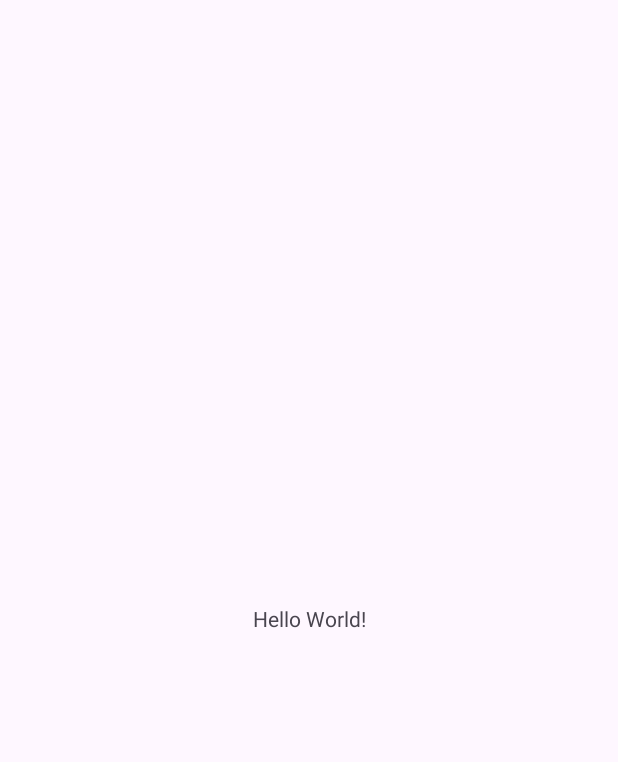
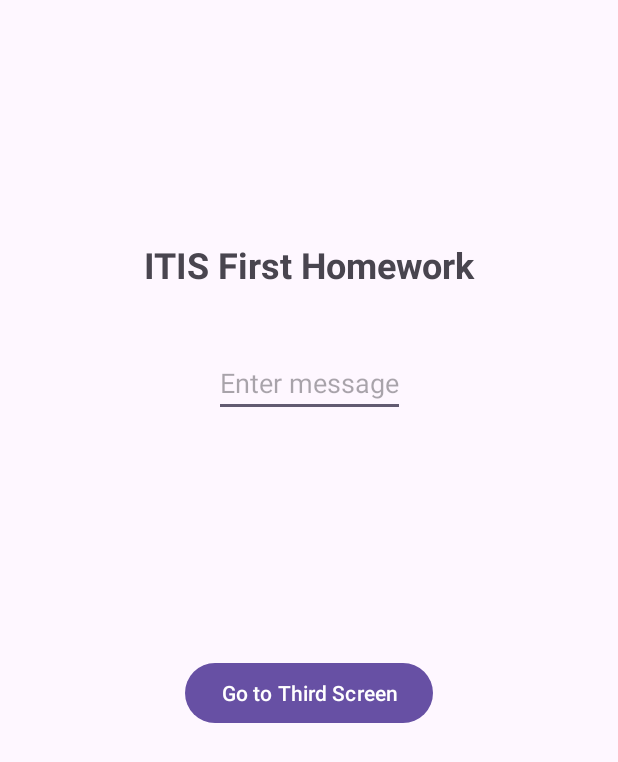
Before and after one commit to EgorCharntsev/Android, an Android app: the screen it shows after launch (MainActivity), on a phone screen of 412 x 824 dp. Before the commit the part shown is almost empty. Shown: the top 762 px of the screen. Run offline under Robolectric (Android 15) with nearby library versions, the light colour scheme and no system bars.

Commit message:
done main part of hw1_fragments

```diff
--- a/app/src/main/java/com/itis/homework/MainActivity.kt
+++ b/app/src/main/java/com/itis/homework/MainActivity.kt
@@ -1,11 +1,54 @@
 package com.itis.homework
 
-import androidx.appcompat.app.AppCompatActivity
 import android.os.Bundle
+import com.itis.homework.base.BaseActivity
+import com.itis.homework.base.BaseFragment
+import com.itis.homework.ui.FirstFragment
+import com.itis.homework.utils.ActionType
 
-class MainActivity : AppCompatActivity() {
+class MainActivity : BaseActivity() {
+
+    override val fragmentContainerId: Int = R.id.main_activity_container
+
     override fun onCreate(savedInstanceState: Bundle?) {
         super.onCreate(savedInstanceState)
         setContentView(R.layout.activity_main)
+
+        if (savedInstanceState == null) {
+            supportFragmentManager.beginTransaction()
+                .add(
+                    fragmentContainerId,
+                    FirstFragment.newInstance(message = getString(R.string.first_screen)),
+                    FirstFragment.FIRST_FRAGMENT_TAG,
+                ).commit()
+        }
+
+    }
+    override fun goToScreen(
+        actionType: ActionType,
+        destination: BaseFragment,
+        tag: String?,
+        isAddToBackStack: Boolean
+    ) {
+        supportFragmentManager.beginTransaction().apply {
+            when (actionType) {
+                ActionType.ADD -> {
+                    this.add(fragmentContainerId, destination, tag)
+                }
+
+                ActionType.REPLACE -> {
+                    this.replace(fragmentContainerId, destination, tag)
+                }
+
+                ActionType.REMOVE -> {
+                    this.remove(destination)
+                }
+
+                else -> Unit
+            }
+            if (isAddToBackStack) {
+                this.addToBackStack(null)
+            }
+        }.commit()
     }
 }
--- /dev/null
+++ b/app/src/main/java/com/itis/homework/base/BaseActivity.kt
@@ -0,0 +1,16 @@
+package com.itis.homework.base
+
+import androidx.appcompat.app.AppCompatActivity
+import com.itis.homework.utils.ActionType
+
+abstract class BaseActivity : AppCompatActivity() {
+
+    protected abstract val fragmentContainerId: Int
+
+    abstract fun goToScreen(
+        actionType: ActionType,
+        destination: BaseFragment,
+        tag: String? = null,
+        isAddToBackStack: Boolean = true,
+    )
+}
--- /dev/null
+++ b/app/src/main/java/com/itis/homework/base/BaseFragment.kt
@@ -0,0 +1,7 @@
+package com.itis.homework.base
+
+import androidx.annotation.LayoutRes
+import androidx.fragment.app.Fragment
+
+abstract class BaseFragment (@LayoutRes layout: Int) : Fragment(layout){
+}
--- /dev/null
+++ b/app/src/main/java/com/itis/homework/ui/FirstFragment.kt
@@ -0,0 +1,68 @@
+package com.itis.homework.ui
+
+import android.os.Bundle
+import android.view.LayoutInflater
+import android.view.View
+import android.view.ViewGroup
+import androidx.core.os.bundleOf
+import com.itis.homework.R
+import com.itis.homework.base.BaseActivity
+import com.itis.homework.base.BaseFragment
+import com.itis.homework.databinding.FragmentFirstScreenBinding
+import com.itis.homework.utils.ActionType
+import com.itis.homework.utils.ParamsKey
+
+class FirstFragment : BaseFragment(R.layout.fragment_first_screen) {
+
+    private var _viewBinding: FragmentFirstScreenBinding? = null
+    private val viewBinding: FragmentFirstScreenBinding get() = _viewBinding!!
+
+    override fun onCreateView(
+        inflater: LayoutInflater,
+        container: ViewGroup?,
+        savedInstanceState: Bundle?
+    ): View? {
+        _viewBinding = FragmentFirstScreenBinding.inflate(inflater)
+        return viewBinding.root
+    }
+
+    override fun onViewCreated(view: View, savedInstanceState: Bundle?) {
+        super.onViewCreated(view, savedInstanceState)
+
+        with(viewBinding) {
+            arguments?.getString(ParamsKey.MESSAGE_TEXT_KEY)?.let {
+                tvFirstScreen.text = it
+            }
+
+            btnFirstScreen.setOnClickListener {
+                (requireActivity() as? BaseActivity)?.goToScreen(
+                    actionType = ActionType.REPLACE,
+                    destination = SecondFragment.newInstance(message = etFirstScreen.text.toString()),
+                    tag = SecondFragment.SECOND_FRAGMENT_TAG,
+                    isAddToBackStack = true,
+                )
+
+                (requireActivity() as? BaseActivity)?.goToScreen(
+                    actionType = ActionType.REPLACE,
+                    destination = ThirdFragment.newInstance(message = etFirstScreen.text.toString()),
+                    tag = ThirdFragment.THIRD_FRAGMENT_TAG,
+                    isAddToBackStack = true,
+                )
+            }
+        }
+    }
+
+    override fun onDestroyView() {
+        _viewBinding = null
+        super.onDestroyView()
+    }
+
+    companion object {
+
+        const val FIRST_FRAGMENT_TAG = "FIRST_FRAGMENT_TAG"
+
+        fun newInstance(message: String) = FirstFragment().apply {
+            arguments = bundleOf(ParamsKey.MESSAGE_TEXT_KEY to message)
+        }
+    }
+}
--- /dev/null
+++ b/app/src/main/java/com/itis/homework/utils/ActionType.kt
@@ -0,0 +1,5 @@
+package com.itis.homework.utils
+
+enum class ActionType {
+    ADD, REPLACE, REMOVE
+}
--- a/app/src/main/res/layout/activity_main.xml
+++ b/app/src/main/res/layout/activity_main.xml
@@ -6,13 +6,14 @@
     android:layout_height="match_parent"
     tools:context=".MainActivity">
 
-    <TextView
-        android:layout_width="wrap_content"
-        android:layout_height="wrap_content"
-        android:text="Hello World!"
+
+    <androidx.fragment.app.FragmentContainerView
+        android:id="@+id/main_activity_container"
+        android:layout_width="0dp"
+        android:layout_height="match_parent"
         app:layout_constraintBottom_toBottomOf="parent"
+        app:layout_constraintStart_toStartOf="parent"
         app:layout_constraintEnd_toEndOf="parent"
-        app:layout_constraintStart_toStartOf="parent"
-        app:layout_constraintTop_toTopOf="parent" />
+        app:layout_constraintTop_toTopOf="parent"/>
 
 </androidx.constraintlayout.widget.ConstraintLayout>
--- /dev/null
+++ b/app/src/main/res/layout/fragment_first_screen.xml
@@ -0,0 +1,42 @@
+<?xml version="1.0" encoding="utf-8"?>
+
+<androidx.constraintlayout.widget.ConstraintLayout xmlns:android="http://schemas.android.com/apk/res/android"
+    android:layout_width="match_parent"
+    android:layout_height="match_parent"
+    xmlns:app="http://schemas.android.com/apk/res-auto"
+    xmlns:tools="http://schemas.android.com/tools">
+
+    <TextView
+        android:id="@+id/tv_first_screen"
+        android:layout_width="wrap_content"
+        android:layout_height="wrap_content"
+        android:text="@string/first_screen"
+        android:textAlignment="center"
+        android:textSize="24sp"
+        android:textStyle="bold"
+        android:layout_marginTop="160dp"
+        app:layout_constraintStart_toStartOf="parent"
+        app:layout_constraintEnd_toEndOf="parent"
+        app:layout_constraintTop_toTopOf="parent"/>
+
+    <EditText
+        android:id="@+id/et_first_screen"
+        android:layout_width="wrap_content"
+        android:layout_height="wrap_content"
+        android:hint="@string/enter_message"
+        android:layout_marginTop="40dp"
+        app:layout_constraintTop_toBottomOf="@+id/tv_first_screen"
+        app:layout_constraintStart_toStartOf="parent"
+        app:layout_constraintEnd_toEndOf="parent"/>
+
+    <Button
+        android:id="@+id/btn_first_screen"
+        android:layout_width="wrap_content"
+        android:layout_height="wrap_content"
+        android:text="@string/go_to_third_screen"
+        android:layout_marginTop="160dp"
+        app:layout_constraintTop_toBottomOf="@+id/et_first_screen"
+        app:layout_constraintStart_toStartOf="parent"
+        app:layout_constraintEnd_toEndOf="parent"/>
+
+</androidx.constraintlayout.widget.ConstraintLayout>
--- a/app/src/main/res/values/strings.xml
+++ b/app/src/main/res/values/strings.xml
@@ -1,3 +1,9 @@
 <resources>
     <string name="app_name">HomeWork</string>
+    <string name="first_screen">ITIS First Homework</string>
+    <string name="enter_message">Enter message</string>
+    <string name="go_to_third_screen">Go to Third Screen</string>
+    <string name="second_screen">Second screen</string>
+    <string name="go_to_first_screen">Go to First Screen</string>
+    <string name="third_screen">Third Screen</string>
 </resources>
```
Also changed, not shown: app/build.gradle (+7 -0 lines), app/src/main/java/com/itis/homework/ui/SecondFragment.kt (added, +70 -0 lines), app/src/main/java/com/itis/homework/ui/ThirdFragment.kt (added, +54 -0 lines), app/src/main/java/com/itis/homework/utils/ParamsKey.kt (added, +8 -0 lines), app/src/main/res/layout/fragment_second_screen.xml (added, +40 -0 lines), app/src/main/res/layout/fragment_third_screen.xml (added, +19 -0 lines).
